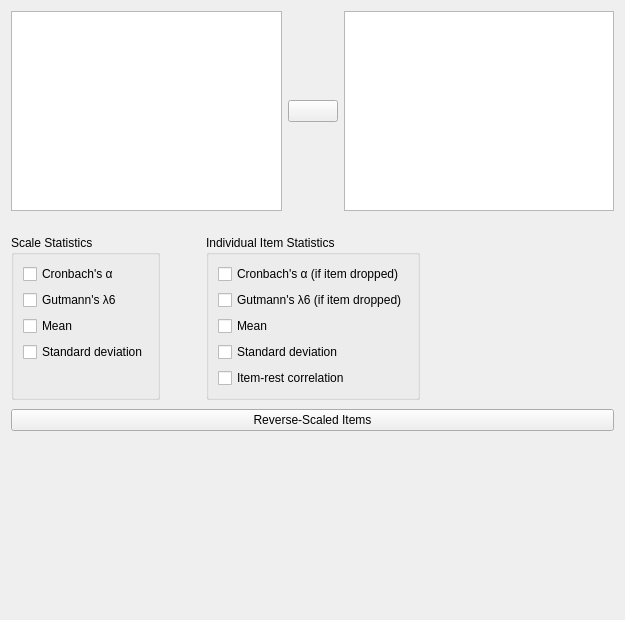
Above: JASP-Desktop/analysisforms/reliabilityanalysisform.ui from jasp-stats/jasp-desktop before the change. Below: the same form after it.
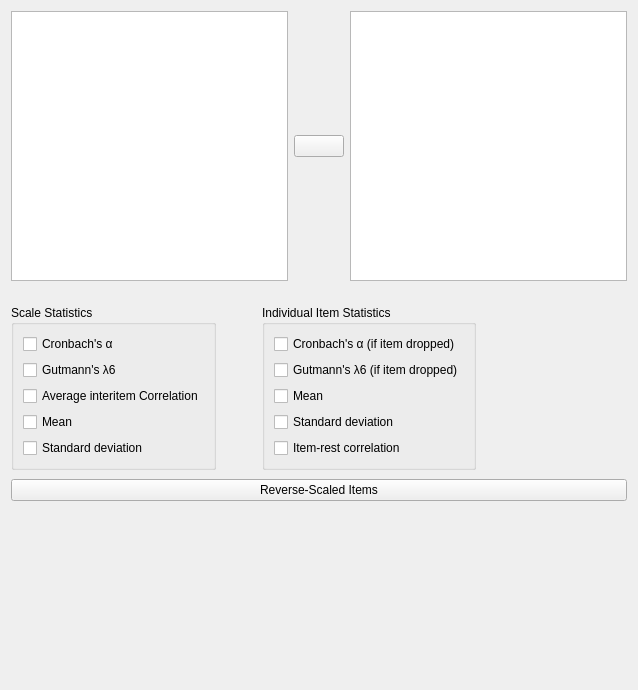
That is the form after the change. Custom widgets are drawn as their Qt base class.

Commit message: Reliability Analysis: Bug fix, Error handling and added Average inter item correlation.

```diff
--- a/JASP-Desktop/analysisforms/reliabilityanalysisform.ui
+++ b/JASP-Desktop/analysisforms/reliabilityanalysisform.ui
@@ -6,8 +6,8 @@
    <rect>
     <x>0</x>
     <y>0</y>
-    <width>625</width>
-    <height>616</height>
+    <width>638</width>
+    <height>690</height>
    </rect>
   </property>
   <property name="windowTitle">
@@ -142,6 +142,27 @@
          <bool>false</bool>
         </property>
         <layout class="QGridLayout" name="gridLayout">
+         <item row="8" column="0">
+          <widget class="BoundCheckBox" name="sdScale">
+           <property name="text">
+            <string>Standard deviation</string>
+           </property>
+          </widget>
+         </item>
+         <item row="7" column="0">
+          <widget class="BoundCheckBox" name="meanScale">
+           <property name="text">
+            <string>Mean</string>
+           </property>
+          </widget>
+         </item>
+         <item row="4" column="0">
+          <widget class="BoundCheckBox" name="averageInterItemCor">
+           <property name="text">
+            <string>Average interitem Correlation</string>
+           </property>
+          </widget>
+         </item>
          <item row="1" column="0">
           <widget class="BoundCheckBox" name="gutmannScale">
            <property name="text">
@@ -156,27 +177,6 @@
            </property>
           </widget>
          </item>
-         <item row="3" column="0">
-          <widget class="BoundCheckBox" name="sdScale">
-           <property name="text">
-            <string>Standard deviation</string>
-           </property>
-          </widget>
-         </item>
-         <item row="2" column="0">
-          <widget class="BoundCheckBox" name="meanScale">
-           <property name="text">
-            <string>Mean</string>
-           </property>
-          </widget>
-         </item>
-         <item row="4" column="0">
-          <widget class="QLabel" name="label">
-           <property name="text">
-            <string/>
-           </property>
-          </widget>
-         </item>
         </layout>
        </widget>
       </item>
```
The commit also changes 2 other files.
